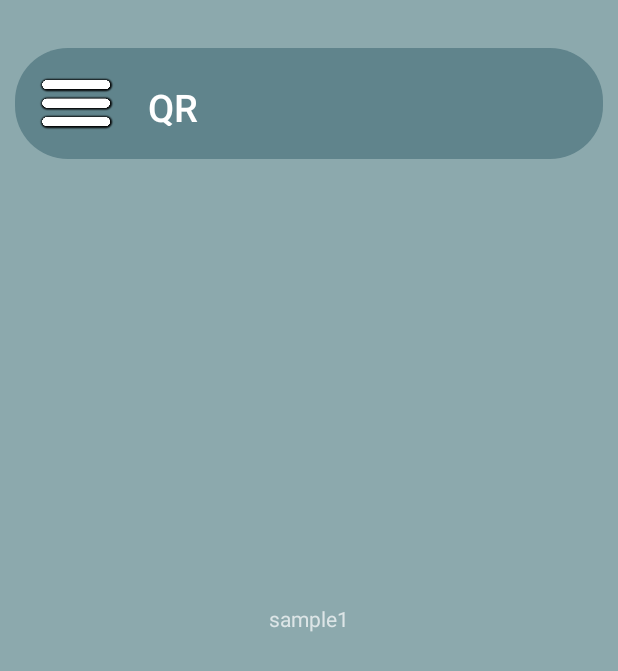
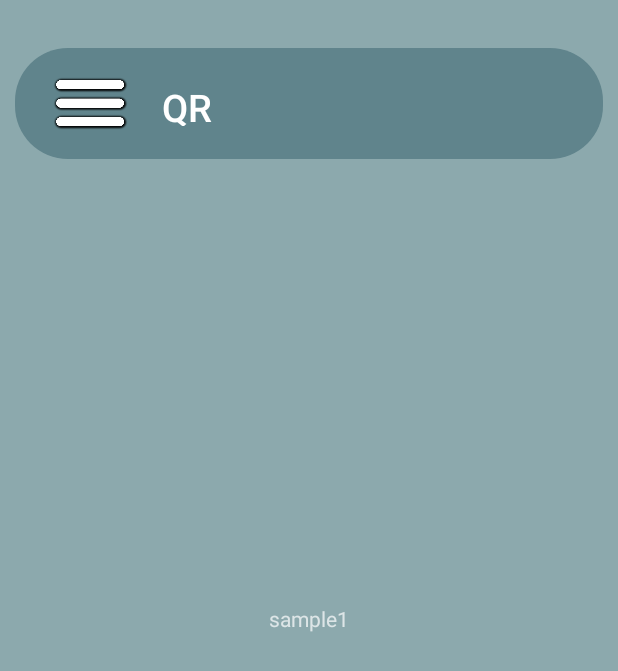
Before and after one commit to ongchangco/amuse, an Android app: the screen it shows after launch (MainActivity), on a phone screen of 412 x 824 dp. Shown: the top 671 px of the screen. Run offline under Robolectric (Android 15) with nearby library versions, the phone set to English and light mode, and no system bars.

Commit message:
Added Menu and QR Buttons in NavBar

```diff
--- a/app/src/main/res/layout/activity_qr_code_result.xml
+++ b/app/src/main/res/layout/activity_qr_code_result.xml
@@ -27,7 +27,7 @@
             android:layout_width="50dp"
             android:layout_height="35dp"
             android:background="@drawable/menu_buttton"
-            android:layout_margin="2dp"/>
+            android:layout_marginStart="25dp"/>
         <Button
             android:layout_width="75dp"
             android:layout_height="50dp"
```
